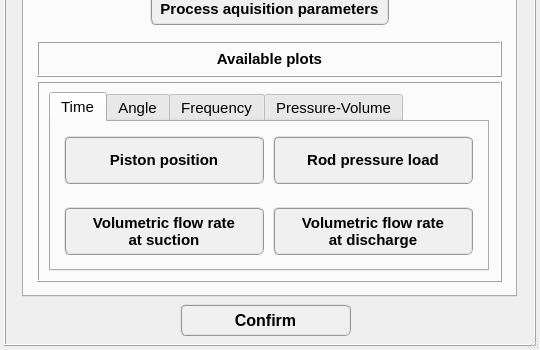
Old version of the form data/user_input/ui_files/Model/Setup/Acoustic/compressor_model_input.ui in the repository open-pulse/OpenPulse; both pictures show x 0 to 540 and y 360 to 710 of the 540 by 710 pixel window.
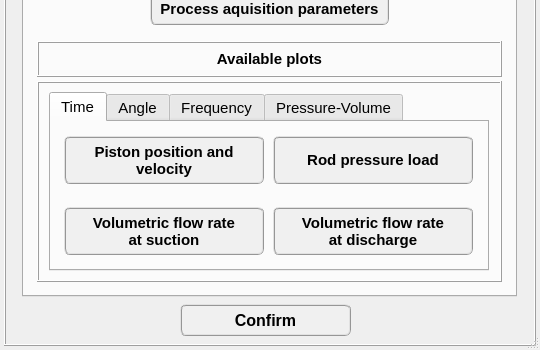
New version of the form. The open tabs and pages were chosen to show the change.

Diff of the .ui file:
```diff
--- a/data/user_input/ui_files/Model/Setup/Acoustic/compressor_model_input.ui
+++ b/data/user_input/ui_files/Model/Setup/Acoustic/compressor_model_input.ui
@@ -3342,7 +3342,8 @@
 QPushButton:pressed{border-radius: 6px; border-color: rgb(0, 170, 255); border-style: ridge; border-width: 3px; color: rgb(0, 0, 0); background-color: rgb(174, 213, 255); font: 75 bold 11pt &quot;MS Shell Dlg 2&quot;}</string>
                        </property>
                        <property name="text">
-                        <string>Piston position</string>
+                        <string>Piston position and 
+velocity</string>
                        </property>
                       </widget>
                      </item>
```
Left out of the diff: 2 changed lines with no effect on the pictures.
